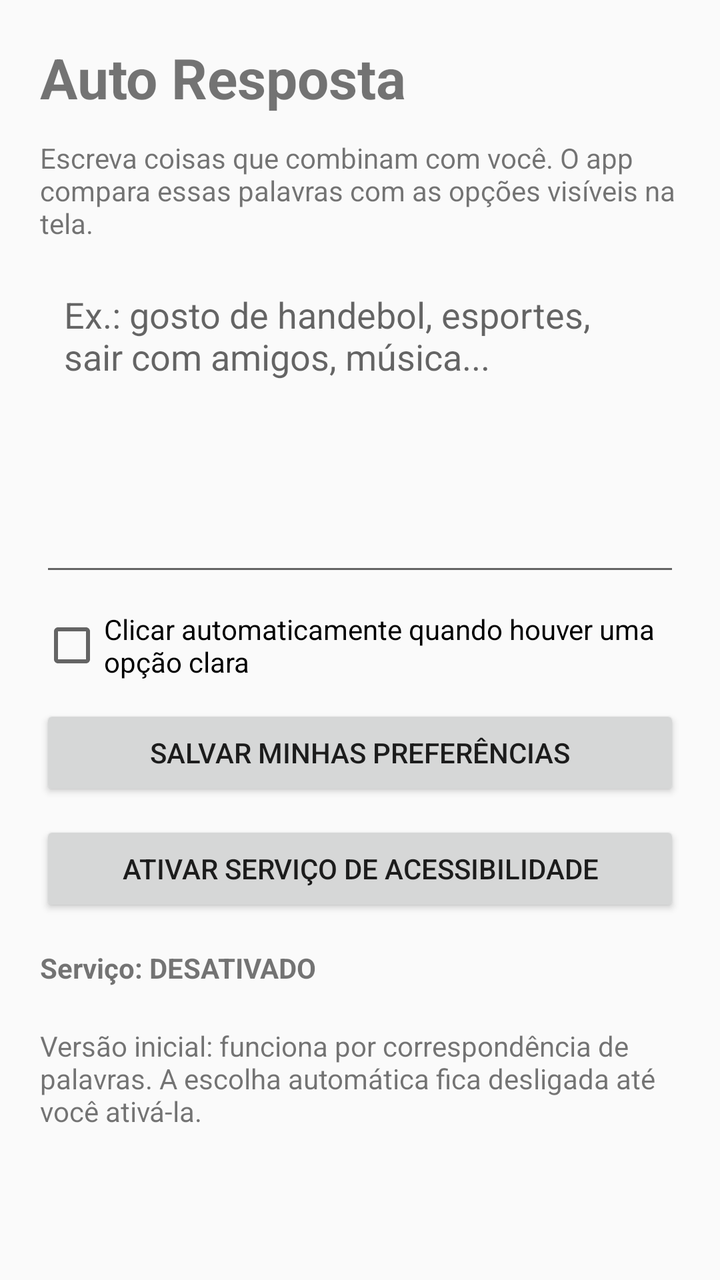
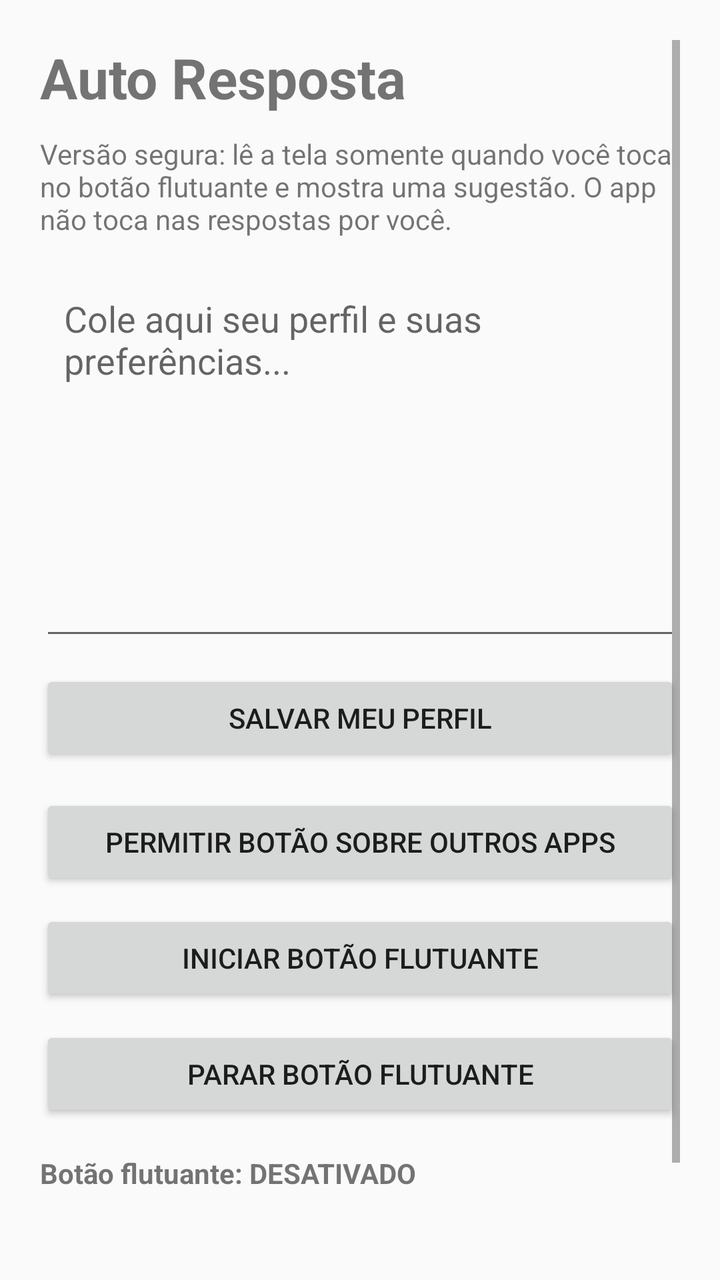

An Android layout rendered at two revisions. The XML below is the earlier revision; the diff shows what the commit changed to produce the second picture.
<!-- AndroidManifest.xml: application theme android:Theme.Material.Light.NoActionBar -->
<!-- res/layout/activity_main.xml -->
<?xml version="1.0" encoding="utf-8"?>
<ScrollView xmlns:android="http://schemas.android.com/apk/res/android"
    android:layout_width="match_parent"
    android:layout_height="match_parent"
    android:padding="20dp">
    <LinearLayout
        android:layout_width="match_parent"
        android:layout_height="wrap_content"
        android:orientation="vertical">
        <TextView
            android:layout_width="wrap_content"
            android:layout_height="wrap_content"
            android:text="Auto Resposta"
            android:textSize="28sp"
            android:textStyle="bold" />
        <TextView
            android:layout_width="match_parent"
            android:layout_height="wrap_content"
            android:layout_marginTop="12dp"
            android:text="Escreva coisas que combinam com você. O app compara essas palavras com as opções visíveis na tela." />
        <EditText
            android:id="@+id/profileInput"
            android:layout_width="match_parent"
            android:layout_height="160dp"
            android:layout_marginTop="12dp"
            android:gravity="top|start"
            android:hint="Ex.: gosto de handebol, esportes, sair com amigos, música..."
            android:inputType="textMultiLine"
            android:padding="12dp" />
        <CheckBox
            android:id="@+id/autoClickCheck"
            android:layout_width="wrap_content"
            android:layout_height="wrap_content"
            android:layout_marginTop="12dp"
            android:text="Clicar automaticamente quando houver uma opção clara" />
        <Button
            android:id="@+id/saveButton"
            android:layout_width="match_parent"
            android:layout_height="wrap_content"
            android:layout_marginTop="12dp"
            android:text="Salvar minhas preferências" />
        <Button
            android:id="@+id/accessibilityButton"
            android:layout_width="match_parent"
            android:layout_height="wrap_content"
            android:layout_marginTop="10dp"
            android:text="Ativar serviço de acessibilidade" />
        <TextView
            android:id="@+id/statusText"
            android:layout_width="match_parent"
            android:layout_height="wrap_content"
            android:layout_marginTop="16dp"
            android:text="Serviço: DESATIVADO"
            android:textStyle="bold" />
        <TextView
            android:layout_width="match_parent"
            android:layout_height="wrap_content"
            android:layout_marginTop="20dp"
            android:text="Versão inicial: funciona por correspondência de palavras. A escolha automática fica desligada até você ativá-la." />
    </LinearLayout>
</ScrollView>
<!-- resources referenced by this layout -->
<resources>

</resources>

<!-- the commit's change to res/layout/activity_main.xml (unified diff, before → after) -->
@@ -2,60 +2,78 @@
 <ScrollView xmlns:android="http://schemas.android.com/apk/res/android"
     android:layout_width="match_parent"
     android:layout_height="match_parent"
+    android:fillViewport="true"
     android:padding="20dp">
+
     <LinearLayout
         android:layout_width="match_parent"
         android:layout_height="wrap_content"
         android:orientation="vertical">
+
         <TextView
             android:layout_width="wrap_content"
             android:layout_height="wrap_content"
             android:text="Auto Resposta"
             android:textSize="28sp"
             android:textStyle="bold" />
+
         <TextView
             android:layout_width="match_parent"
             android:layout_height="wrap_content"
-            android:layout_marginTop="12dp"
-            android:text="Escreva coisas que combinam com você. O app compara essas palavras com as opções visíveis na tela." />
+            android:layout_marginTop="10dp"
+            android:text="Versão segura: lê a tela somente quando você toca no botão flutuante e mostra uma sugestão. O app não toca nas respostas por você." />
+
         <EditText
             android:id="@+id/profileInput"
             android:layout_width="match_parent"
-            android:layout_height="160dp"
-            android:layout_marginTop="12dp"
+            android:layout_height="190dp"
+            android:layout_marginTop="16dp"
             android:gravity="top|start"
-            android:hint="Ex.: gosto de handebol, esportes, sair com amigos, música..."
+            android:hint="Cole aqui seu perfil e suas preferências..."
             android:inputType="textMultiLine"
             android:padding="12dp" />
-        <CheckBox
-            android:id="@+id/autoClickCheck"
-            android:layout_width="wrap_content"
-            android:layout_height="wrap_content"
-            android:layout_marginTop="12dp"
-            android:text="Clicar automaticamente quando houver uma opção clara" />
+
         <Button
             android:id="@+id/saveButton"
             android:layout_width="match_parent"
             android:layout_height="wrap_content"
-            android:layout_marginTop="12dp"
-            android:text="Salvar minhas preferências" />
+            android:layout_marginTop="10dp"
+            android:text="Salvar meu perfil" />
+
         <Button
-            android:id="@+id/accessibilityButton"
+            android:id="@+id/overlayButton"
+            android:layout_width="match_parent"
+            android:layout_height="wrap_content"
+            android:layout_marginTop="14dp"
+            android:text="Permitir botão sobre outros apps" />
+
+        <Button
+            android:id="@+id/startButton"
             android:layout_width="match_parent"
             android:layout_height="wrap_content"
             android:layout_marginTop="10dp"
-            android:text="Ativar serviço de acessibilidade" />
+            android:text="Iniciar botão flutuante" />
+
+        <Button
+            android:id="@+id/stopButton"
+            android:layout_width="match_parent"
+            android:layout_height="wrap_content"
+            android:layout_marginTop="10dp"
+            android:text="Parar botão flutuante" />
+
         <TextView
             android:id="@+id/statusText"
             android:layout_width="match_parent"
             android:layout_height="wrap_content"
             android:layout_marginTop="16dp"
-            android:text="Serviço: DESATIVADO"
+            android:text="Botão flutuante: DESATIVADO"
             android:textStyle="bold" />
+
         <TextView
             android:layout_width="match_parent"
             android:layout_height="wrap_content"
             android:layout_marginTop="20dp"
-            android:text="Versão inicial: funciona por correspondência de palavras. A escolha automática fica desligada até você ativá-la." />
+            android:text="Ao iniciar, o Android pedirá autorização para capturar a tela. Use apenas em telas que você realmente quer analisar e pare o botão quando terminar." />
+
     </LinearLayout>
 </ScrollView>
